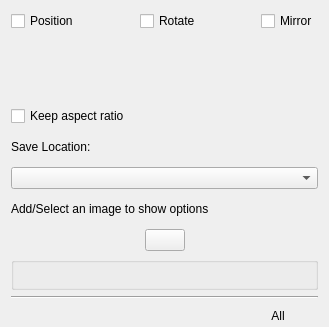
Above: plugins/tools/defaulttool/referenceimagestool/WdgToolOptions.ui from KDE/krita before the change. Below: the same form after it.
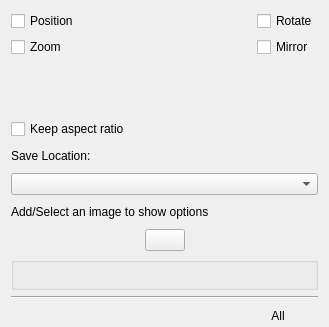
That is the form after the change. Custom widgets are drawn as their Qt base class.

Commit message: Add Pin/unpin for Zoom & initialize the offset & zoom

Patch:
```diff
--- a/plugins/tools/defaulttool/referenceimagestool/WdgToolOptions.ui
+++ b/plugins/tools/defaulttool/referenceimagestool/WdgToolOptions.ui
@@ -29,14 +29,14 @@
    </property>
    <item>
     <layout class="QGridLayout" name="gridLayout_2">
-     <item row="0" column="4">
-      <widget class="QCheckBox" name="chkPinMirror">
+     <item row="0" column="0">
+      <widget class="QCheckBox" name="chkPinPos">
        <property name="text">
-        <string>Mirror</string>
+        <string>Position</string>
        </property>
       </widget>
      </item>
-     <item row="0" column="3">
+     <item row="2" column="1">
       <spacer name="horizontalSpacer_5">
        <property name="orientation">
         <enum>Qt::Horizontal</enum>
@@ -62,6 +62,13 @@
        </property>
       </spacer>
      </item>
+     <item row="2" column="2">
+      <widget class="QCheckBox" name="chkPinMirror">
+       <property name="text">
+        <string>Mirror</string>
+       </property>
+      </widget>
+     </item>
      <item row="0" column="2">
       <widget class="QCheckBox" name="chkPinRotate">
        <property name="text">
@@ -69,10 +76,10 @@
        </property>
       </widget>
      </item>
-     <item row="0" column="0">
-      <widget class="QCheckBox" name="chkPinPos">
+     <item row="2" column="0">
+      <widget class="QCheckBox" name="chkPinZoom">
        <property name="text">
-        <string>Position</string>
+        <string>Zoom</string>
        </property>
       </widget>
      </item>
```
The commit also changes 5 other files.
